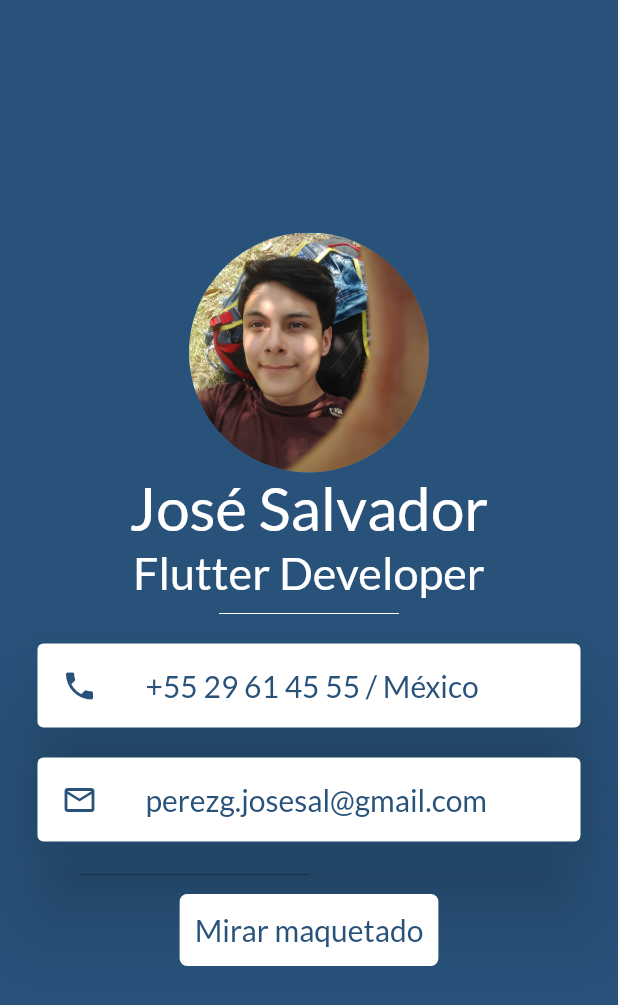
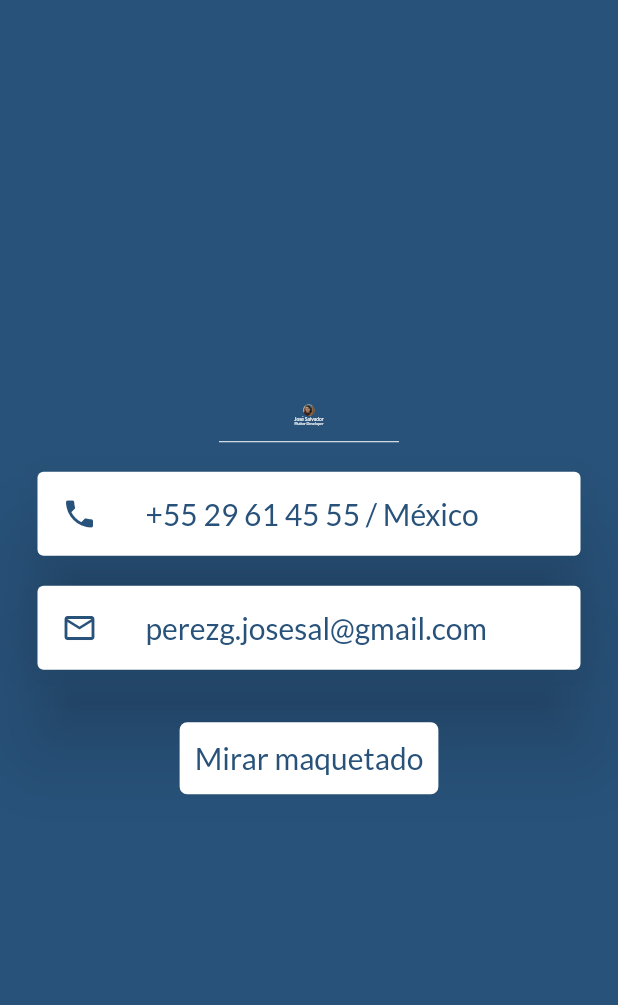
Before and after one commit to Erefor/flutter-layout-samples, a Flutter app: the first screen one second after launch, on a phone screen of 412 x 824 dp. Shown: the top 1005 px of the screen. Run offline on Flutter 3.47's test engine with Material 2 defaults, Android fonts, the light colour scheme and no system bars; our stand-ins replace google_fonts.

Commit message:
Se añade animacion al HomePage

```diff
--- a/lib/Pages/HomePage.dart
+++ b/lib/Pages/HomePage.dart
@@ -1,3 +1,5 @@
+
+
 import 'package:design_pages/Widgets/CustomCard.dart';
 import 'package:design_pages/Widgets/CustomTextButton.dart';
 import 'package:flutter/material.dart';
@@ -9,30 +11,48 @@ class HomePage extends StatefulWidget {
 }
 
 class _HomePageState extends State<HomePage> with SingleTickerProviderStateMixin{
+  AnimationController aniController;
+   Animation<double> animation;
+  @override
+  void initState() {
+    super.initState();
+    aniController = AnimationController(vsync: this,duration: Duration(seconds: 4),);
+    animation = CurvedAnimation(parent: aniController, curve: Curves.easeInOutQuad);
+    aniController.forward();
+
+
+    aniController.addListener(() {
+      print(aniController.value);
+    });
+  }
 
   @override
   Widget build(BuildContext context) {
     return Scaffold(
       backgroundColor: Color(0xff28527a),
-      body: Center(
+      body: AnimatedBuilder(
+        animation: aniController,
+        //child: ejemplo(),
+        builder: (BuildContext context, Widget widget){
+          return Center(
             child: Column(
               mainAxisAlignment: MainAxisAlignment.center,
               children: <Widget>[
                 SizedBox(width: double.infinity,),
                 CircleAvatar(
-              radius: 80,
+                  radius: 80 * animation.value,
                   backgroundImage: AssetImage('assets/yo.jpg'),
                 ),
                 Text('José Salvador',
                   style: GoogleFonts.lato(
-                fontSize: 40.0,
+                    fontSize: 40 *animation.value,
                     color: Colors.white,
                   ),
                 ),
                 Text('Flutter Developer',
                   style: GoogleFonts.lato(
                     color: Colors.white,
-                fontSize: 30.0,
+                    fontSize: 30.0 * animation.value,
                 )
                 ),
                 SizedBox(
@@ -55,7 +75,10 @@ class _HomePageState extends State<HomePage> with SingleTickerProviderStateMixin
                 ),
               ],
             ),
+          );
+        },
       ),
     );
   }
+
 }
```
Lines whose indentation alone changed are shown as unchanged.
